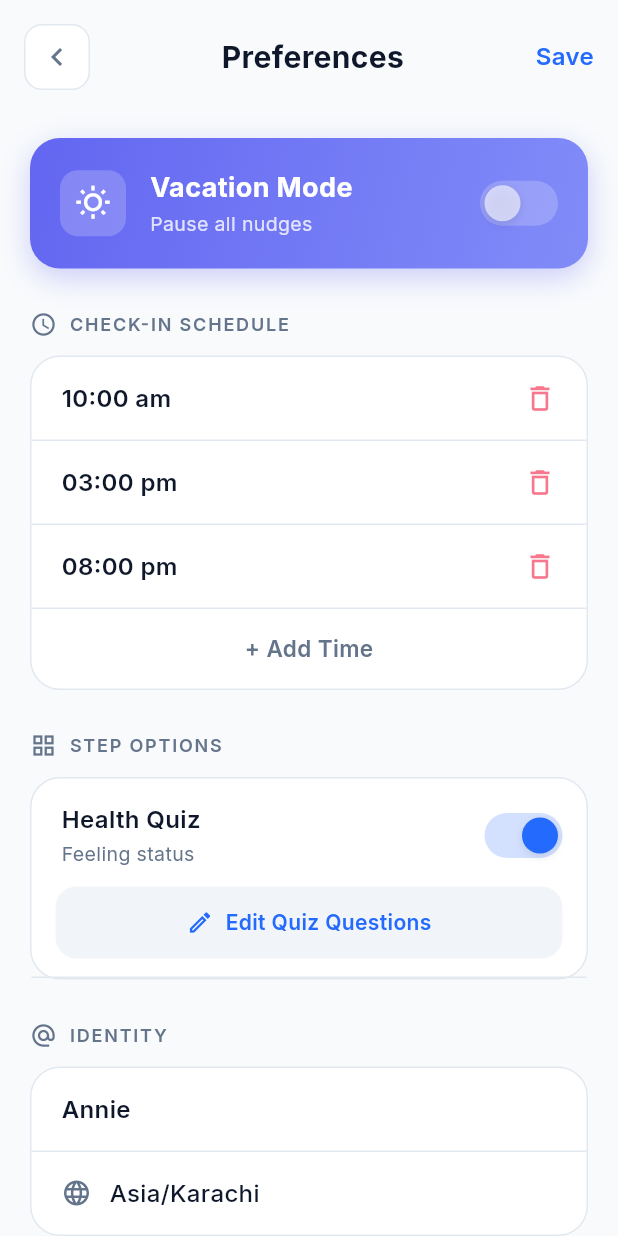
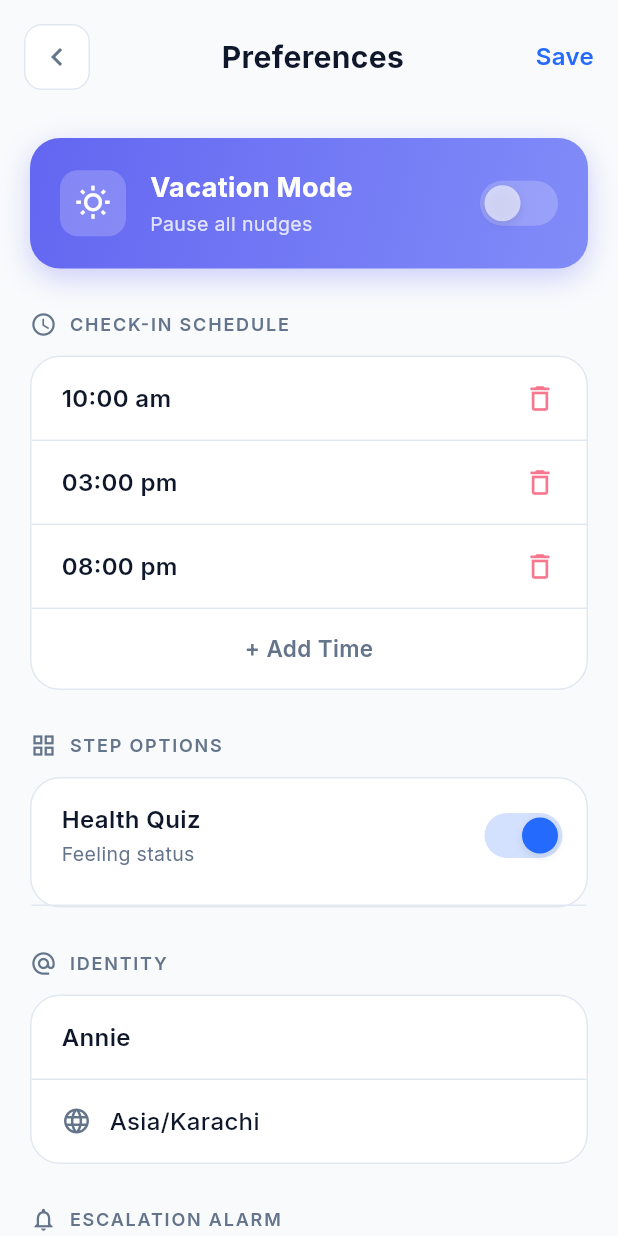
Before and after one commit to mimoriam/arbaz_app, a Flutter app: the SettingsScreen screen opened directly, on a phone screen of 412 x 824 dp. Run offline on Flutter 3.47's test engine with Material 3 defaults, Android fonts, the phone set to English and light mode, and no system bars; our stand-ins replace cloud_firestore, firebase_auth, firebase_core, flutter_form_builder, form_builder_validators, google_fonts and 2 more; accounts and stored records are empty; generated files the repository leaves out were written again.

Commit message:
feat: Add location services and implement a new settings screen with various user preferences.

```diff
--- a/lib/screens/navbar/settings/settings_screen.dart
+++ b/lib/screens/navbar/settings/settings_screen.dart
@@ -547,44 +547,44 @@ class _SettingsScreenState extends State<SettingsScreen> {
             ),
           ),
 
-          // Edit Quiz Questions Button
-          Padding(
-            padding: const EdgeInsets.symmetric(horizontal: 16),
-            child: GestureDetector(
-              onTap: () {
-                // Navigate to edit quiz questions
-              },
-              child: Container(
-                width: double.infinity,
-                padding: const EdgeInsets.symmetric(vertical: 14),
-                decoration: BoxDecoration(
-                  color: isDarkMode
-                      ? AppColors.backgroundDark
-                      : AppColors.inputFillLight,
-                  borderRadius: BorderRadius.circular(14),
-                ),
-                child: Row(
-                  mainAxisAlignment: MainAxisAlignment.center,
-                  children: [
-                    Icon(
-                      Icons.edit_outlined,
-                      size: 18,
-                      color: AppColors.primaryBlue,
-                    ),
-                    const SizedBox(width: 8),
-                    Text(
-                      'Edit Quiz Questions',
-                      style: GoogleFonts.inter(
-                        fontSize: 14,
-                        fontWeight: FontWeight.w600,
-                        color: AppColors.primaryBlue,
-                      ),
-                    ),
-                  ],
-                ),
-              ),
-            ),
-          ),
+          // // Edit Quiz Questions Button
+          // Padding(
+          //   padding: const EdgeInsets.symmetric(horizontal: 16),
+          //   child: GestureDetector(
+          //     onTap: () {
+          //       // Navigate to edit quiz questions
+          //     },
+          //     child: Container(
+          //       width: double.infinity,
+          //       padding: const EdgeInsets.symmetric(vertical: 14),
+          //       decoration: BoxDecoration(
+          //         color: isDarkMode
+          //             ? AppColors.backgroundDark
+          //             : AppColors.inputFillLight,
+          //         borderRadius: BorderRadius.circular(14),
+          //       ),
+          //       child: Row(
+          //         mainAxisAlignment: MainAxisAlignment.center,
+          //         children: [
+          //           Icon(
+          //             Icons.edit_outlined,
+          //             size: 18,
+          //             color: AppColors.primaryBlue,
+          //           ),
+          //           const SizedBox(width: 8),
+          //           Text(
+          //             'Edit Quiz Questions',
+          //             style: GoogleFonts.inter(
+          //               fontSize: 14,
+          //               fontWeight: FontWeight.w600,
+          //               color: AppColors.primaryBlue,
+          //             ),
+          //           ),
+          //         ],
+          //       ),
+          //     ),
+          //   ),
+          // ),
 
           const SizedBox(height: 12),
 
--- a/pubspec.yaml
+++ b/pubspec.yaml
@@ -14,6 +14,8 @@ dependencies:
   form_builder_validators: ^11.2.0
   flutter_launcher_icons: ^0.14.4
   google_fonts: ^6.3.3
+  geolocator: ^14.0.2
+  geocoding: ^4.0.0
   http: ^1.6.0
   intl: ^0.20.2
   provider: ^6.1.5
```
Also changed, not shown: pubspec.lock, 1 other file.
